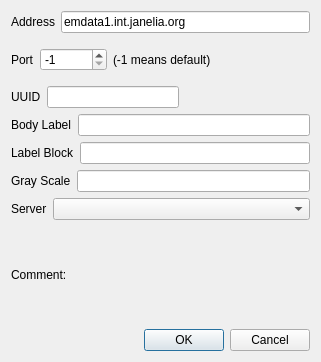
Above: neurolabi/gui/zdviddialog.ui from janelia-flyem/NeuTu before the change. Below: the same form after it.
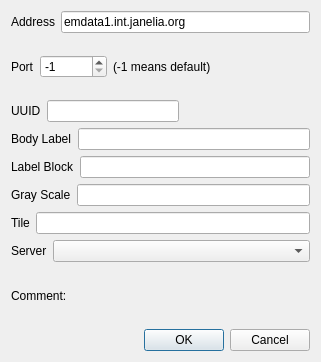
That is the form after the change.

Diff of the .ui file:
```diff
--- a/neurolabi/gui/zdviddialog.ui
+++ b/neurolabi/gui/zdviddialog.ui
@@ -19,10 +19,6 @@
   <property name="windowTitle">
    <string>DVID Server</string>
   </property>
-  <layout class="QVBoxLayout" name="verticalLayout_2">
-   <item>
-    <layout class="QHBoxLayout" name="horizontalLayout_5">
-     <item>
       <layout class="QVBoxLayout" name="verticalLayout">
        <item>
         <layout class="QHBoxLayout" name="horizontalLayout">
@@ -117,10 +113,6 @@
          </item>
         </layout>
        </item>
-      </layout>
-     </item>
-    </layout>
-   </item>
    <item>
     <layout class="QHBoxLayout" name="horizontalLayout_7">
      <item>
@@ -163,6 +155,20 @@
      </item>
     </layout>
    </item>
+   <item>
+    <layout class="QHBoxLayout" name="horizontalLayout_5">
+     <item>
+      <widget class="QLabel" name="label_10">
+       <property name="text">
+        <string>Tile</string>
+       </property>
+      </widget>
+     </item>
+     <item>
+      <widget class="QLineEdit" name="tileLineEdit"/>
+     </item>
+    </layout>
+   </item>
    <item>
     <layout class="QHBoxLayout" name="horizontalLayout_4">
      <item>
```
Lines whose indentation alone changed are shown as unchanged.
